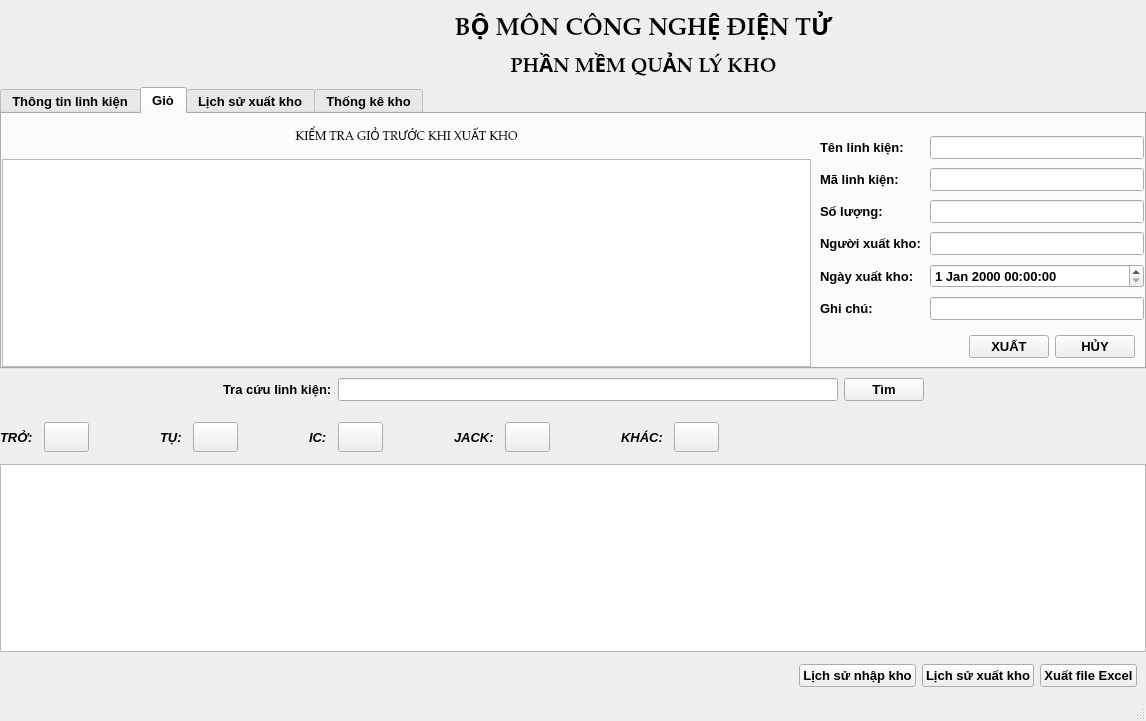
Qt form NhapXuatKho_CNDT/mainwindow.ui (ngockhang2017/NhapXuatKho_CNDT) before a commit.
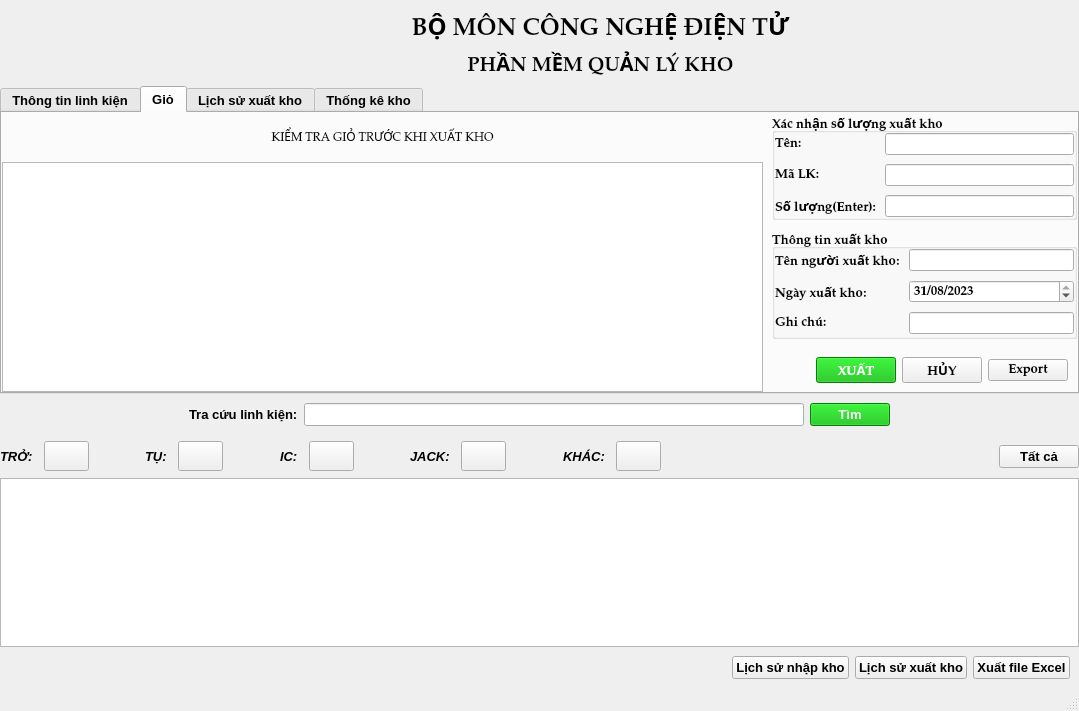
The same form after that commit. The open tabs and pages were chosen to show the change. Icons and pictures are not drawn.

What changed in the file:
```diff
--- a/NhapXuatKho_CNDT/mainwindow.ui
+++ b/NhapXuatKho_CNDT/mainwindow.ui
@@ -6,8 +6,8 @@
    <rect>
     <x>0</x>
     <y>0</y>
-    <width>1146</width>
-    <height>721</height>
+    <width>1079</width>
+    <height>711</height>
    </rect>
   </property>
   <property name="windowTitle">
@@ -483,16 +483,16 @@
            </item>
            <item>
             <widget class="QWidget" name="widget_11" native="true">
-             <layout class="QVBoxLayout" name="verticalLayout_7">
+             <layout class="QVBoxLayout" name="verticalLayout_7" stretch="2,3,1">
               <property name="spacing">
-               <number>0</number>
-              </property>
-              <property name="leftMargin">
-               <number>0</number>
-              </property>
-              <property name="topMargin">
                <number>9</number>
               </property>
+              <property name="leftMargin">
+               <number>0</number>
+              </property>
+              <property name="topMargin">
+               <number>0</number>
+              </property>
               <property name="rightMargin">
                <number>0</number>
               </property>
@@ -500,110 +500,154 @@
                <number>0</number>
               </property>
               <item>
-               <spacer name="verticalSpacer_3">
-                <property name="orientation">
-                 <enum>Qt::Vertical</enum>
+               <widget class="QGroupBox" name="groupBox_3">
+                <property name="font">
+                 <font>
+                  <family>Palatino Linotype</family>
+                  <weight>75</weight>
+                  <bold>true</bold>
+                 </font>
                 </property>
-                <property name="sizeHint" stdset="0">
-                 <size>
-                  <width>20</width>
-                  <height>40</height>
-                 </size>
+                <property name="title">
+                 <string>Xác nhận số lượng xuất kho</string>
                 </property>
-               </spacer>
+                <layout class="QHBoxLayout" name="horizontalLayout_13">
+                 <property name="spacing">
+                  <number>0</number>
+                 </property>
+                 <property name="leftMargin">
+                  <number>0</number>
+                 </property>
+                 <property name="topMargin">
+                  <number>0</number>
+                 </property>
+                 <property name="rightMargin">
+                  <number>0</number>
+                 </property>
+                 <property name="bottomMargin">
+                  <number>0</number>
+                 </property>
+                 <item>
+                  <layout class="QGridLayout" name="gridLayout_2">
+                   <property name="spacing">
+                    <number>9</number>
+                   </property>
+                   <item row="2" column="0">
+                    <widget class="QLabel" name="label_18">
+                     <property name="text">
+                      <string>Số lượng(Enter):</string>
+                     </property>
+                    </widget>
+                   </item>
+                   <item row="0" column="2">
+                    <widget class="QLineEdit" name="lineEdit_xk_ten"/>
+                   </item>
+                   <item row="0" column="0">
+                    <widget class="QLabel" name="label_17">
+                     <property name="text">
+                      <string>Tên:</string>
+                     </property>
+                    </widget>
+                   </item>
+                   <item row="1" column="0">
+                    <widget class="QLabel" name="label_22">
+                     <property name="text">
+                      <string>Mã LK:</string>
+                     </property>
+                    </widget>
+                   </item>
+                   <item row="2" column="2">
+                    <widget class="QLineEdit" name="lineEdit_xksl"/>
+                   </item>
+                   <item row="1" column="2">
+                    <widget class="QLineEdit" name="lineEdit_xk_ma"/>
+                   </item>
+                  </layout>
+                 </item>
+                </layout>
+               </widget>
               </item>
               <item>
-               <spacer name="verticalSpacer_2">
-                <property name="orientation">
-                 <enum>Qt::Vertical</enum>
+               <widget class="QGroupBox" name="groupBox_4">
+                <property name="font">
+                 <font>
+                  <family>Palatino Linotype</family>
+                  <weight>75</weight>
+                  <bold>true</bold>
+                 </font>
                 </property>
-                <property name="sizeHint" stdset="0">
-                 <size>
-                  <width>20</width>
-                  <height>40</height>
-                 </size>
+                <property name="title">
+                 <string>Thông tin xuất kho</string>
                 </property>
-               </spacer>
-              </item>
-              <item>
-               <layout class="QGridLayout" name="gridLayout_2">
-                <property name="spacing">
-                 <number>9</number>
-                </property>
-                <item row="2" column="1">
-                 <widget class="QLineEdit" name="lineEdit_10"/>
-                </item>
-                <item row="0" column="1">
-                 <widget class="QLineEdit" name="lineEdit_8"/>
-                </item>
-                <item row="5" column="1">
-                 <widget class="QDateTimeEdit" name="dateTimeEdit"/>
-                </item>
-                <item row="1" column="0">
-                 <widget class="QLabel" name="label_18">
-                  <property name="text">
-                   <string>Mã linh kiện:</string>
-                  </property>
-                 </widget>
-                </item>
-                <item row="2" column="0">
-                 <widget class="QLabel" name="label_19">
-                  <property name="text">
-                   <string>Số lượng:</string>
-                  </property>
-                 </widget>
-                </item>
-                <item row="4" column="1">
-                 <widget class="QLineEdit" name="lineEdit_12"/>
-                </item>
-                <item row="0" column="0">
-                 <widget class="QLabel" name="label_17">
-                  <property name="text">
-                   <string>Tên linh kiện:</string>
-                  </property>
-                 </widget>
-                </item>
-                <item row="1" column="1">
-                 <widget class="QLineEdit" name="lineEdit_9"/>
-                </item>
-                <item row="4" column="0">
-                 <widget class="QLabel" name="label_21">
-                  <property name="text">
-                   <string>Người xuất kho:</string>
-                  </property>
-                 </widget>
-                </item>
-                <item row="5" column="0">
-                 <widget class="QLabel" name="label_22">
-                  <property name="text">
-                   <string>Ngày xuất kho:</string>
-                  </property>
-                 </widget>
-                </item>
-                <item row="6" column="0">
-                 <widget class="QLabel" name="label_20">
-                  <property name="text">
-                   <string>Ghi chú:</string>
-                  </property>
-                 </widget>
-                </item>
-                <item row="6" column="1">
-                 <widget class="QLineEdit" name="lineEdit_11"/>
-                </item>
-               </layout>
-              </item>
-              <item>
-               <spacer name="verticalSpacer">
-                <property name="orientation">
-                 <enum>Qt::Vertical</enum>
-                </property>
-                <property name="sizeHint" stdset="0">
-                 <size>
-                  <width>20</width>
-                  <height>40</height>
-                 </size>
-                </property>
-               </spacer>
+                <layout class="QHBoxLayout" name="horizontalLayout_14">
+                 <property name="spacing">
+                  <number>0</number>
+                 </property>
+                 <property name="leftMargin">
+                  <number>0</number>
+                 </property>
+                 <property name="topMargin">
+                  <number>0</number>
+                 </property>
+                 <property name="rightMargin">
+                  <number>0</number>
+                 </property>
+                 <property name="bottomMargin">
+                  <number>0</number>
+                 </property>
+                 <item>
+                  <layout class="QGridLayout" name="gridLayout_3">
+                   <property name="spacing">
+                    <number>9</number>
+                   </property>
+                   <item row="0" column="1">
+                    <widget class="QLineEdit" name="lineEdit_xk_tennguoi"/>
+                   </item>
+                   <item row="2" column="0">
+                    <widget class="QLabel" name="label_20">
+                     <property name="text">
+                      <string>Ghi chú:</string>
+                     </property>
+                    </widget>
+                   </item>
+                   <item row="0" column="0">
+                    <widget class="QLabel" name="label_19">
+                     <property name="text">
+                      <string>Tên người xuất kho:</string>
+                     </property>
+                    </widget>
+                   </item>
+                   <item row="2" column="1">
+                    <widget class="QLineEdit" name="lineEdit_xk_ghichu"/>
+                   </item>
+                   <item row="1" column="0">
+                    <widget class="QLabel" name="label_21">
+                     <property name="text">
+                      <string>Ngày xuất kho:</string>
+                     </property>
+                    </widget>
+                   </item>
+                   <item row="1" column="1">
+                    <widget class="QDateEdit" name="dateEdit_xk_ngay">
+                     <property name="dateTime">
+                      <datetime>
+                       <hour>0</hour>
+                       <minute>0</minute>
+                       <second>0</second>
+                       <year>2023</year>
+                       <month>8</month>
+                       <day>31</day>
+                      </datetime>
+                     </property>
+                     <property name="displayFormat">
+                      <string>dd/MM/yyyy</string>
+                     </property>
+                    </widget>
+                   </item>
+                  </layout>
+                 </item>
+                </layout>
+               </widget>
               </item>
               <item>
                <widget class="QWidget" name="widget_12" native="true">
@@ -623,6 +667,18 @@
                  </item>
                  <item>
                   <widget class="QPushButton" name="pushButton_15">
+                   <property name="font">
+                    <font>
+                     <family>Palatino Linotype</family>
+                     <pointsize>10</pointsize>
+                     <weight>75</weight>
+                     <bold>true</bold>
+                    </font>
+                   </property>
+                   <property name="styleSheet">
+                    <string notr="true">background-color: rgb(0, 181, 0);
+color: rgb(255, 255, 255);</string>
+                   </property>
                    <property name="text">
                     <string>XUẤT</string>
                    </property>
@@ -630,11 +686,32 @@
                  </item>
                  <item>
                   <widget class="QPushButton" name="pushButton_16">
+                   <property name="font">
+                    <font>
+                     <family>Palatino Linotype</family>
+                     <weight>75</weight>
+                     <bold>true</bold>
+                    </font>
+                   </property>
                    <property name="text">
                     <string>HỦY</string>
                    </property>
                   </widget>
                  </item>
+                 <item>
+                  <widget class="QPushButton" name="pushButton_21">
+                   <property name="font">
+                    <font>
+                     <family>Palatino Linotype</family>
+                     <weight>75</weight>
+                     <bold>true</bold>
+                    </font>
+                   </property>
+                   <property name="text">
+                    <string>Export</string>
+                   </property>
+                  </widget>
+                 </item>
                 </layout>
                </widget>
               </item>
@@ -931,6 +1008,11 @@
                  <bold>true</bold>
                 </font>
                </property>
+               <property name="styleSheet">
+                <string notr="true">background-color: rgb(0, 181, 0);
+color: rgb(255, 255, 255);
+</string>
+               </property>
                <property name="text">
                 <string>Tìm</string>
                </property>
@@ -1275,6 +1357,13 @@
                </property>
               </spacer>
              </item>
+             <item>
+              <widget class="QPushButton" name="pushButton_23">
+               <property name="text">
+                <string>Tất cả</string>
+               </property>
+              </widget>
+             </item>
             </layout>
            </widget>
           </item>
```
Left out of the diff: 65 changed lines with no effect on the pictures.
